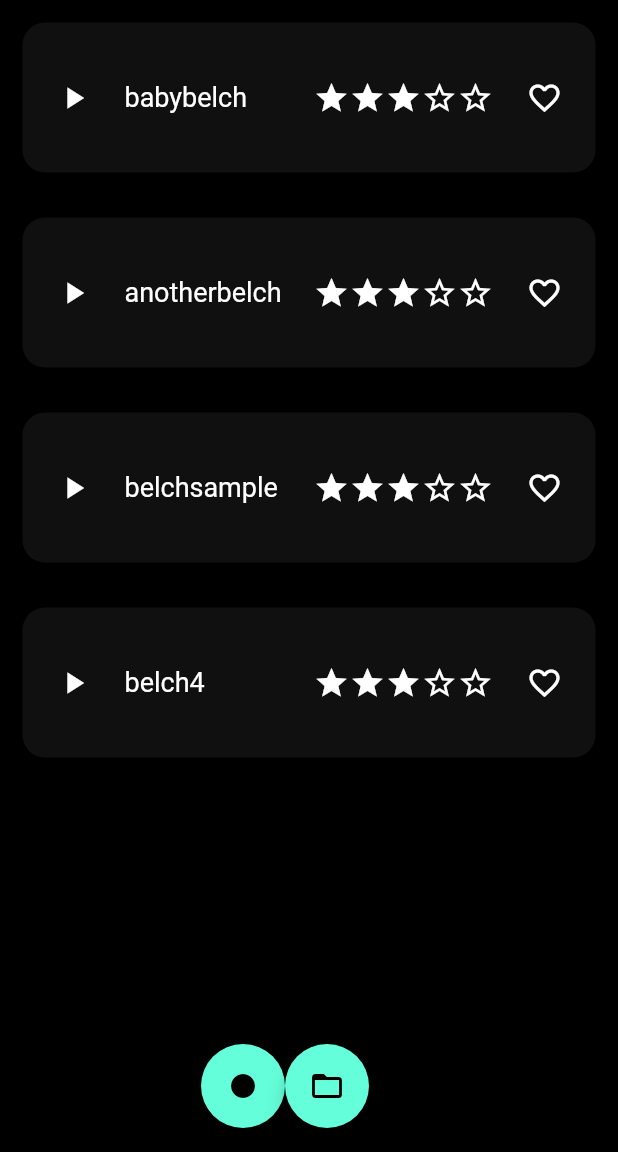
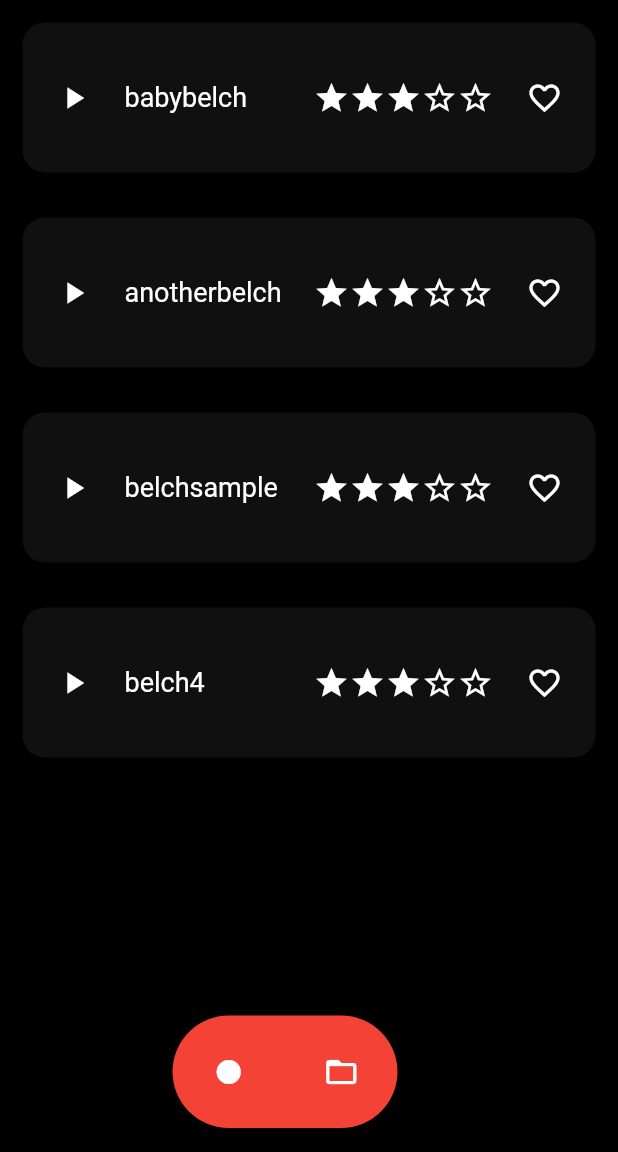
Before and after one commit to fantasticMan1/belch-o-meter, a Flutter app: the screen it shows after launch, on a phone screen of 412 x 824 dp, the part 84-1236 px from its top. Run offline on Flutter 3.47's test engine with Material 2 defaults, Android fonts, the phone set to English and light mode, and no system bars; our stand-ins replace flutter_speed_dial; missing offline and left inert: soundpool.

Commit message:
Reformatted floating action buttons

```diff
--- a/lib/my_homepage.dart
+++ b/lib/my_homepage.dart
@@ -14,6 +14,7 @@ class MyHomePage extends StatefulWidget {
 
 class _MyHomePageState extends State<MyHomePage> {
   int _counter = 0;
+  final double BUTTON_HEIGHT = 75;
 
   @override
   Widget build(BuildContext context) {
@@ -27,14 +28,37 @@ class _MyHomePageState extends State<MyHomePage> {
           return Row(
             mainAxisAlignment: MainAxisAlignment.center,
             children: [
-              FloatingActionButton(
+              Container(
+                decoration: BoxDecoration(
+                  color: Colors.red,
+                  borderRadius: BorderRadius.only(
+                    bottomLeft: Radius.circular(BUTTON_HEIGHT / 2),
+                    topLeft: Radius.circular(BUTTON_HEIGHT / 2),
+                  ),
+                ),
+                height: BUTTON_HEIGHT,
+                width: BUTTON_HEIGHT,
+                child: FlatButton(
                   onPressed: () =>
                       Useless(context).uselessFunction('record a belch'),
-                  child: Icon(Icons.fiber_manual_record)),
-              FloatingActionButton(
-                onPressed: () =>
-                    Useless(context).uselessFunction('choose a belch file'),
-                child: Icon(Icons.folder_open),
+                  child: Icon(Icons.fiber_manual_record),
+                ),
+              ),
+              Container(
+                decoration: BoxDecoration(
+                  color: Colors.red,
+                  borderRadius: BorderRadius.only(
+                    bottomRight: Radius.circular(BUTTON_HEIGHT / 2),
+                    topRight: Radius.circular(BUTTON_HEIGHT / 2),
+                  ),
+                ),
+                height: BUTTON_HEIGHT,
+                width: BUTTON_HEIGHT,
+                child: FlatButton(
+                  onPressed: () =>
+                      Useless(context).uselessFunction('choose a belch file'),
+                  child: Icon(Icons.folder_open),
+                ),
               ),
             ],
           );
```
